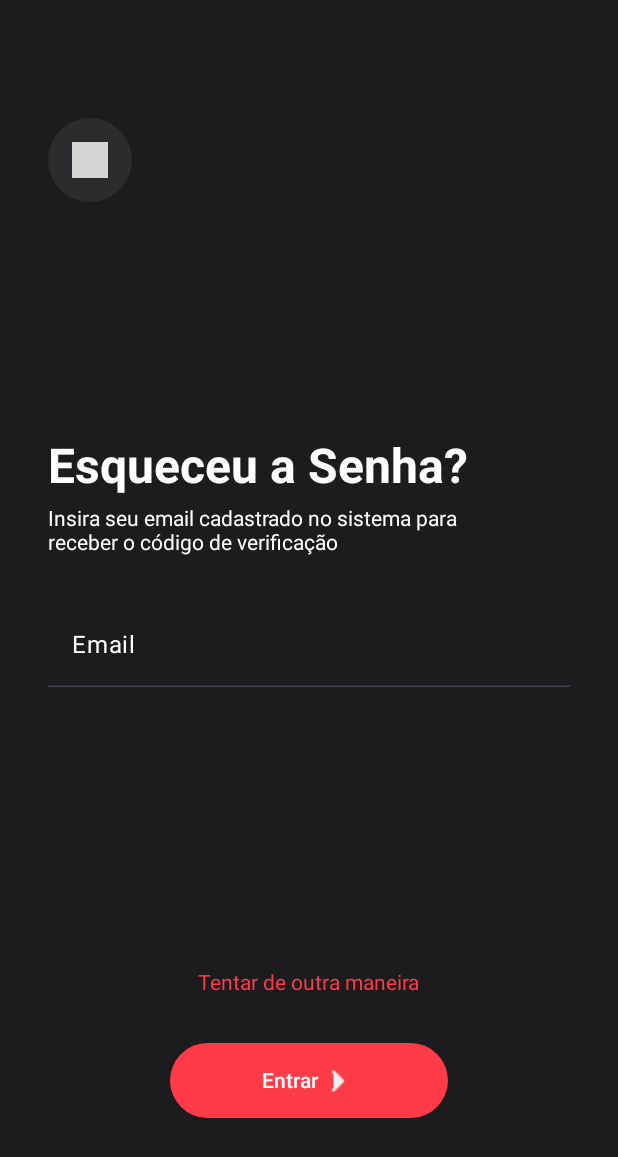
After one commit to SPECTRUM-SYNC/client-kt, an Android app built with Jetpack Compose: the TelaEsqueceuSenha screen opened directly, with no data from a screen before it, on a phone screen of 412 x 824 dp. The commit adds this screen. Shown: the top 1157 px of the screen. Run offline under Robolectric (Android 15) with nearby library versions, the phone set to English and light mode, and no system bars; libraries missing offline, so code that uses them is left out: coil.decode; pictures from the network do not load; 1 statement that could not run was skipped; grey boxes are pictures that could not be loaded.

Commit message:
Adicionando Tela de Esqueceu a Senha

```diff
--- /dev/null
+++ b/fittech/app/src/main/java/spectrum/fittech/TelaEsqueceuSenha.kt
@@ -0,0 +1,236 @@
+package spectrum.fittech
+
+import android.content.Intent
+import android.os.Bundle
+import androidx.activity.ComponentActivity
+import androidx.activity.compose.setContent
+import androidx.activity.enableEdgeToEdge
+import androidx.compose.foundation.Image
+import androidx.compose.foundation.background
+import androidx.compose.foundation.layout.Arrangement
+import androidx.compose.foundation.layout.Box
+import androidx.compose.foundation.layout.Column
+import androidx.compose.foundation.layout.Row
+import androidx.compose.foundation.layout.Spacer
+import androidx.compose.foundation.layout.fillMaxSize
+import androidx.compose.foundation.layout.fillMaxWidth
+import androidx.compose.foundation.layout.height
+import androidx.compose.foundation.layout.padding
+import androidx.compose.foundation.layout.size
+import androidx.compose.foundation.layout.width
+import androidx.compose.foundation.shape.CircleShape
+import androidx.compose.material3.Button
+import androidx.compose.material3.ButtonDefaults
+import androidx.compose.material3.ExperimentalMaterial3Api
+import androidx.compose.material3.Icon
+import androidx.compose.material3.IconButton
+import androidx.compose.material3.Scaffold
+import androidx.compose.material3.Text
+import androidx.compose.material3.TextField
+import androidx.compose.material3.TextFieldDefaults
+import androidx.compose.runtime.Composable
+import androidx.compose.runtime.getValue
+import androidx.compose.runtime.mutableStateOf
+import androidx.compose.runtime.remember
+import androidx.compose.runtime.setValue
+import androidx.compose.ui.Alignment
+import androidx.compose.ui.Modifier
+import androidx.compose.ui.graphics.Color
+import androidx.compose.ui.platform.LocalContext
+import androidx.compose.ui.res.painterResource
+import androidx.compose.ui.res.stringResource
+import androidx.compose.ui.text.TextStyle
+import androidx.compose.ui.text.font.FontWeight
+import androidx.compose.ui.tooling.preview.Preview
+import androidx.compose.ui.unit.dp
+import androidx.compose.ui.unit.sp
+import coil.compose.rememberAsyncImagePainter
+import coil.decode.SvgDecoder
+import coil.request.ImageRequest
+import spectrum.fittech.ui.theme.FittechTheme
+
+class TelaEsqueceuSenha : ComponentActivity() {
+    override fun onCreate(savedInstanceState: Bundle?) {
+        super.onCreate(savedInstanceState)
+        enableEdgeToEdge()
+        setContent {
+            FittechTheme {
+                Scaffold(modifier = Modifier.fillMaxSize()) { innerPadding ->
+                    EsqueceuSenha(
+                        name = "Android",
+                        modifier = Modifier.padding(innerPadding)
+                    )
+                }
+            }
+        }
+    }
+}
+
+@OptIn(ExperimentalMaterial3Api::class)
+@Composable
+fun EsqueceuSenha(name: String, modifier: Modifier = Modifier) {
+    var email by remember { mutableStateOf("") }
+    var emailInvalido by remember { mutableStateOf(false) }
+    val context = LocalContext.current
+
+    Column (
+        modifier = modifier
+            .fillMaxSize()
+            .background(Color(0xFF1C1C1E)),
+        verticalArrangement = Arrangement.SpaceAround,
+        horizontalAlignment = Alignment.CenterHorizontally
+    ) {
+
+        Row (
+            modifier = Modifier
+                .padding(horizontal = 32.dp)
+                .fillMaxWidth(),
+            horizontalArrangement = Arrangement.Start
+        ) {
+            // Botão voltar
+            Box(
+                modifier = Modifier
+                    .size(56.dp)
+                    .background(Color(0xFF2C2C2E), shape = CircleShape),
+                contentAlignment = Alignment.Center
+            ) {
+                IconButton(onClick = { }) {
+                    Icon(
+                        painter = rememberAsyncImagePainter(
+                            model = ImageRequest.Builder(LocalContext.current)
+                                .data("android.resource://spectrum.fittech/raw/setaesquerda")
+                                .decoderFactory(SvgDecoder.Factory())
+                                .build()
+                        ),
+                        contentDescription = "Home",
+                        modifier = Modifier.size(24.dp),
+                        tint = Color.White
+                    )
+                }
+            }
+
+        }
+
+        Column (
+            modifier = Modifier
+                .padding(horizontal = 32.dp)
+                .fillMaxWidth(),
+            horizontalAlignment = Alignment.Start
+        ) {
+
+            Text(
+                text = stringResource(id = R.string.txt_esqueceu_senha),
+                style = TextStyle(
+                    fontSize = 32.sp,
+                    color = Color.White,
+                    fontWeight = FontWeight.Bold
+                ),
+                modifier = Modifier
+                    .padding(bottom = 8.dp)
+            )
+
+            Text(
+                text = stringResource(id = R.string.txt_esqueceu_senha_txt),
+                style = TextStyle(
+                    fontSize = 14.sp,
+                    color = Color.White
+                ),
+                modifier = Modifier
+                    .padding(bottom = 32.dp)
+            )
+
+            // Campo de email
+            TextField(
+                label = { Text(stringResource(id = R.string.ipt_email)) },
+                value = email,
+                onValueChange = { digitadoEmail ->
+                    email = digitadoEmail
+                    emailInvalido = !digitadoEmail.contains("@")
+                },
+                isError = emailInvalido,
+                supportingText = {
+                    if (emailInvalido) {
+                        Text(text = stringResource(id = R.string.ipt_email_invalido))
+                    }
+                },
+                colors = TextFieldDefaults.textFieldColors(
+                    unfocusedLabelColor = Color.White,
+                    cursorColor = Color(0xFFFF3B47),
+                    focusedLabelColor = Color(0xFFFF3B47),
+                    focusedTextColor = Color.White,
+                    unfocusedTextColor = Color.White,
+                    containerColor = Color.Transparent,
+                    errorContainerColor = Color.Transparent,
+                    errorTextColor = Color.White,
+                    focusedIndicatorColor =Color(0xFFFF3B47)
+                ),
+                modifier = Modifier
+                    .fillMaxWidth()
+                    .padding(bottom = 16.dp)
+            )
+
+        }
+
+        Column (
+            modifier = Modifier
+                .padding(horizontal = 32.dp)
+                .fillMaxWidth(),
+            horizontalAlignment = Alignment.CenterHorizontally,
+            verticalArrangement = Arrangement.Center
+        ) {
+
+            Row (
+                modifier = Modifier
+                    .fillMaxWidth(),
+                horizontalArrangement = Arrangement.Center
+            ) {
+                Text(
+                    text = stringResource(id = R.string.txt_tentar_outra_maneira),
+                    style = TextStyle(
+                        fontSize = 14.sp,
+                        color = Color(0xFFFF3B47)
+                    ),
+                    modifier = Modifier
+                        .align(Alignment.CenterVertically)
+                )
+            }
+
+            Button(
+                onClick = {
+                    val telaVerificacao = Intent(context, TelaLogin::class.java)
+
+                    context.startActivity(telaVerificacao)
+                },
+                modifier = Modifier
+                    .padding(top = 32.dp)
+                    .height(50.dp)
+                    .width(185.dp),
+                colors = ButtonDefaults.buttonColors(
+                    containerColor = Color(0xFFFF3B47)
+                ),
+            ) {
+                Row(
+                    verticalAlignment = Alignment.CenterVertically,
+                    horizontalArrangement = Arrangement.SpaceEvenly
+                ) {
+                    Text(text = stringResource(id = R.string.btn_entrar))
+                    Spacer(modifier = Modifier.width(0.dp)) // Espaçamento entre o texto e a imagem
+                    Image(
+                        painter = painterResource(id = R.mipmap.setadireita),
+                        contentDescription = "Seta Direita",
+                        modifier = Modifier.size(24.dp)
+                    )
+                }
+            }
+
+        }
+    }
+}
+
+@Preview(showBackground = true)
+@Composable
+fun EsqueceuSenhaPreview() {
+    FittechTheme {
+        EsqueceuSenha("Android")
+    }
+}
--- a/fittech/app/src/main/java/spectrum/fittech/TelaLogin.kt
+++ b/fittech/app/src/main/java/spectrum/fittech/TelaLogin.kt
@@ -289,7 +289,12 @@ fun TelaLog(name: String, modifier: Modifier = Modifier) {
             // Texto "Esqueci a Senha"
             Row(
                 modifier = Modifier
-                    .fillMaxWidth(),
+                    .fillMaxWidth()
+                    .clickable {
+                        val telaEsqueceuSenha = Intent(context, TelaEsqueceuSenha::class.java)
+
+                        context.startActivity(telaEsqueceuSenha)
+                    },
                 horizontalArrangement = Arrangement.End
             ) {
                 Text(
--- a/fittech/app/src/main/res/values/strings.xml
+++ b/fittech/app/src/main/res/values/strings.xml
@@ -1,5 +1,5 @@
 <resources>
-    <string name="app_name">fittech</string>
+    <string name="app_name">FitTech</string>
     <string name="title_activity_tela_login">TelaLogin</string>
     <string name="title_activity_home">Home</string>
     <string name="title_activity_tela_cadastro">TelaCadastro</string>
@@ -7,6 +7,7 @@
     <string name="title_activity_questionario">Questionario</string>
     <string name="title_activity_tela_inicial_dois">TelaInicialDois</string>
     <string name="title_activity_tela_inicial_tres">TelaInicialTres</string>
+    <string name="title_activity_tela_esqueceu_senha">TelaEsqueceuSenha</string>
 
     <!-- Tela de Cadastro -->
     <!-- Texts for inputs -->
@@ -70,4 +71,11 @@
     <!-- Text for buttons -->
     <string name="btn_proximo">Próximo</string>
 
+    <!-- Tela de Esqueceu a Senha -->
+    <string name="txt_esqueceu_senha">Esqueceu a Senha?</string>
+    <string name="txt_esqueceu_senha_txt">Insira seu email cadastrado no sistema para \nreceber o código de verificação</string>
+    <string name="txt_tentar_outra_maneira">Tentar de outra maneira</string>
+    <!-- Text for buttons -->
+    <string name="btn_entrar">Entrar</string>
+
 </resources>
```
Also changed, not shown: fittech/app/src/main/AndroidManifest.xml (+14 -9 lines).
